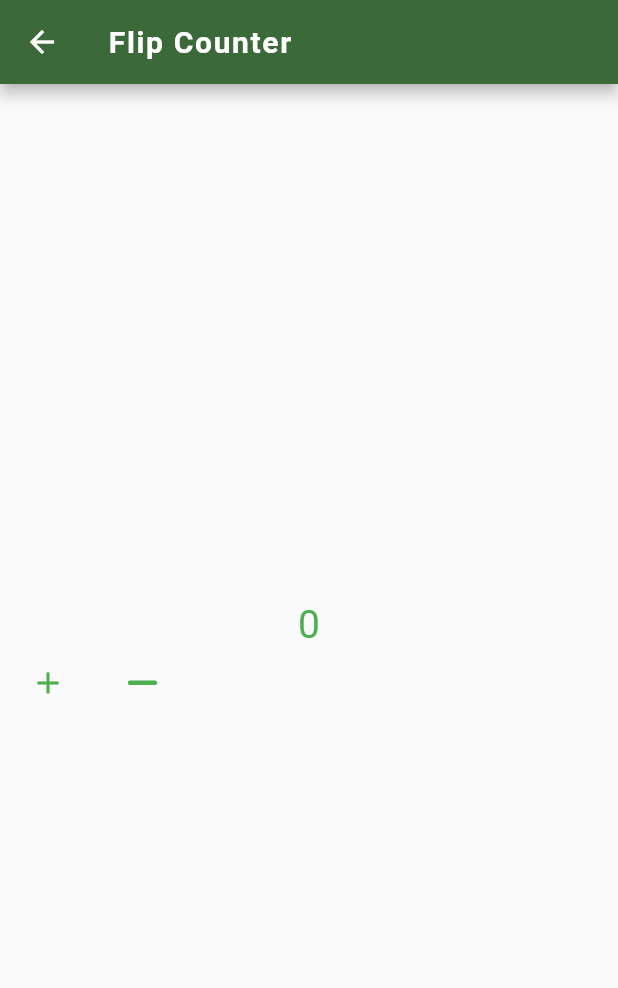
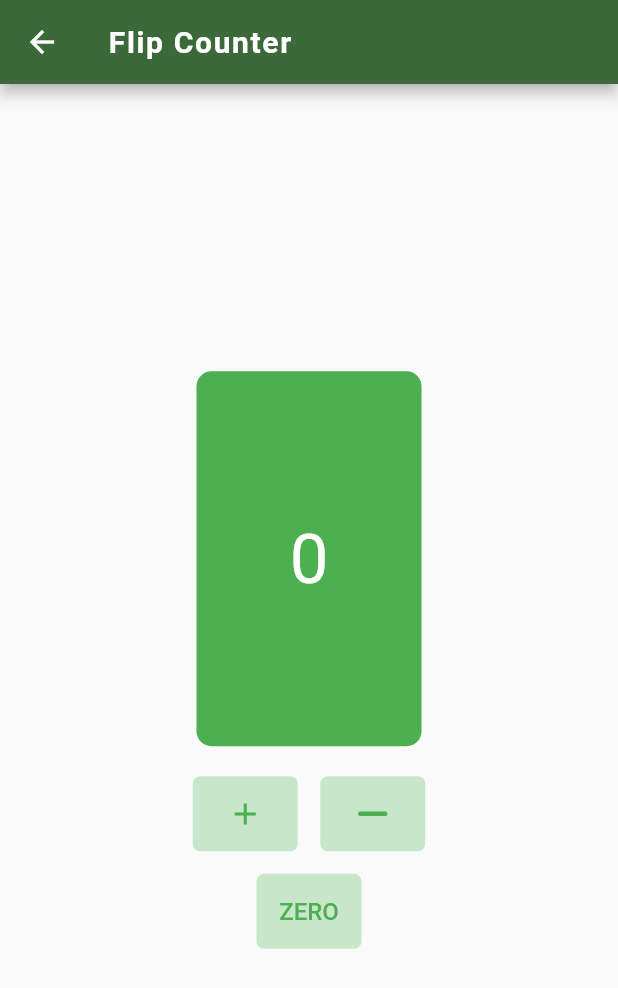
Before and after one commit to HeshmatGhaffariHadid/Libraries-Navigator, a Flutter app: the AnimatedFlip screen opened by its route, on a phone screen of 412 x 824 dp. Shown: the top 988 px of the screen. Run offline on Flutter 3.47's test engine with Material 2 defaults, Android fonts, the phone set to English and light mode, and no system bars; drawn by our look-alikes of animated_flip_counter; our stand-ins replace animated_text_kit, flutter_styled_toast, font_awesome_flutter; missing offline and left inert: insta_like_button, material_dialogs.

Commit message:
Insta Like Button add and applied

```diff
--- a/lib/main.dart
+++ b/lib/main.dart
@@ -2,6 +2,7 @@ import 'package:flutter/material.dart';
 import 'package:libraries_navigator/screens/animated_flip_counter.dart';
 import 'package:libraries_navigator/screens/animated_text_screen.dart';
 import 'package:libraries_navigator/screens/intl_screen.dart';
+import 'package:libraries_navigator/screens/like_button.dart';
 import 'package:libraries_navigator/screens/material_dialog.dart';
 import 'package:libraries_navigator/screens/toast_screen.dart';
 import 'screens/home_screen.dart';
@@ -24,6 +25,7 @@ class MyApp extends StatelessWidget {
         '/toast_screen' : (context) => ToastScreen(),
         '/animated_text' : (context) => AnimatedTextScreen(),
         '/animated_flip_counter' : (context) => AnimatedFlip(),
+        '/like_button' : (context) => LikeButton(),
       },
       theme: ThemeData.light().copyWith(
         colorScheme: ColorScheme.fromSeed(
--- a/lib/screens/animated_flip_counter.dart
+++ b/lib/screens/animated_flip_counter.dart
@@ -4,6 +4,8 @@ import 'package:font_awesome_flutter/font_awesome_flutter.dart';
 import '../constants.dart';
 
 class AnimatedFlip extends StatefulWidget {
+  const AnimatedFlip({super.key});
+
   @override
   State<AnimatedFlip> createState() => _AnimatedFlipState();
 }
@@ -23,36 +25,86 @@ class _AnimatedFlipState extends State<AnimatedFlip> {
           child: Column(
             mainAxisAlignment: MainAxisAlignment.center,
             children: [
-              AnimatedFlipCounter(
+              Container(
+                height: 250,
+                width: 150,
+                decoration: BoxDecoration(
+                  color: Colors.green,
+                  borderRadius: BorderRadius.circular(10),
+                ),
+                child: AnimatedFlipCounter(
                   value: counter,
-                duration: const Duration(seconds: 1),
-                textStyle: TextStyle(
-                color: Colors.green,
-                fontSize: 26,
+                  duration: const Duration(milliseconds: 400),
+                  textStyle: const TextStyle(
+                  color: Colors.white,
+                  fontSize: 46,
                 ),
                 ),
+              ),
+              const SizedBox(height: 20),
               Row(
+                mainAxisAlignment: MainAxisAlignment.center,
                 children: [
-                  IconButton.outlined(
-                    color: Colors.green,
+                  Container(
+                    height: 50,
+                    width: 70,
+                    decoration: BoxDecoration(
+                      color: Colors.green.shade100,
+                      borderRadius: BorderRadius.circular(5),
+                    ),
+                    child: IconButton.outlined(
+                        padding: const EdgeInsets.all(12),
+                        hoverColor: Colors.yellow,
+                      color: Colors.white,
                         onPressed: () {
                           setState(() {
                             counter++;
                           });
                         },
-                      icon: Icon(Icons.add, color: Colors.green, size: 24)),
-                  SizedBox(width: 15),
-                  IconButton.outlined(
-                    color: Colors.green,
+                        icon: const Icon(Icons.add, color: Colors.green, size: 24)),
+                  ),
+                  const SizedBox(width: 15),
+                  Container(
+                    height: 50,
+                    width: 70,
+                    decoration: BoxDecoration(
+                      color: Colors.green.shade100,
+                      borderRadius: BorderRadius.circular(5),
+                    ),
+                    child: IconButton.outlined(
+                      padding: const EdgeInsets.all(12),
+                      hoverColor: Colors.yellow,
+                      color: Colors.white,
                         onPressed: () {
                           setState(() {
                             counter--;
                           });
                         },
-                      icon: Icon(FontAwesomeIcons.minus,
-                          size: 24, color: Colors.green))
+                        icon: const Icon(FontAwesomeIcons.minus,
+                            size: 24, color: Colors.green)),
+                  ),
                 ],
               ),
+              const SizedBox(height: 15),
+              Container(
+                height: 50,
+                width: 70,
+                decoration: BoxDecoration(
+                  color: Colors.green.shade100,
+                  borderRadius: BorderRadius.circular(5),
+                ),
+                child: TextButton(
+                  child: const Text('ZERO',style: TextStyle(
+                    color: Colors.green,
+                    fontSize: 16,
+                  ),),
+                    onPressed: () {
+                      setState(() {
+                        counter = 0;
+                      });
+                    },
+                ),
+              )
             ],
           ),
         ),
--- a/lib/screens/home_screen.dart
+++ b/lib/screens/home_screen.dart
@@ -36,7 +36,7 @@ class HomeScreen extends StatelessWidget {
             child: Row(
               children: [
                 Expanded(child: ClickableCard('animated_textkit','/animated_text')),
-                Expanded(child: ClickableCard('like_button','')),
+                Expanded(child: ClickableCard('insta_like_button','/like_button')),
               ],
             ),
           ),
```
Also changed, not shown: lib/screens/animated_text_screen.dart (+10 -0 lines), lib/screens/intl_screen.dart (+30 -4 lines), lib/screens/like_button.dart (added, +145 -0 lines), lib/screens/material_dialog.dart (+17 -1 lines), lib/screens/toast_screen.dart (+20 -13 lines), pubspec.yaml (+3 -6 lines), images/mersadJan.jpg (added), pubspec.lock. Lines whose indentation alone changed are shown as unchanged.
